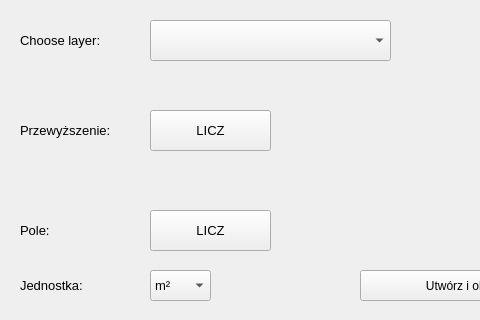
First picture: the form in proj_2_dialog_base.ui, repository NoMurcy/qgis-plugin, before the edit; both pictures show x 0 to 480 and y 0 to 320 of the 643 by 741 pixel window.
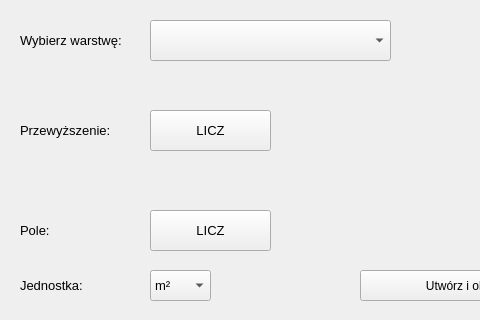
Second picture: the form after the edit. Custom widgets are drawn as their Qt base class.

Commit message: Zmiana kosmetyczna

```diff
--- a/proj_2_dialog_base.ui
+++ b/proj_2_dialog_base.ui
@@ -54,7 +54,7 @@
     </font>
    </property>
    <property name="text">
-    <string>Choose layer:</string>
+    <string>Wybierz warstwę:</string>
    </property>
   </widget>
   <widget class="QPushButton" name="przycisk_pole">
```
